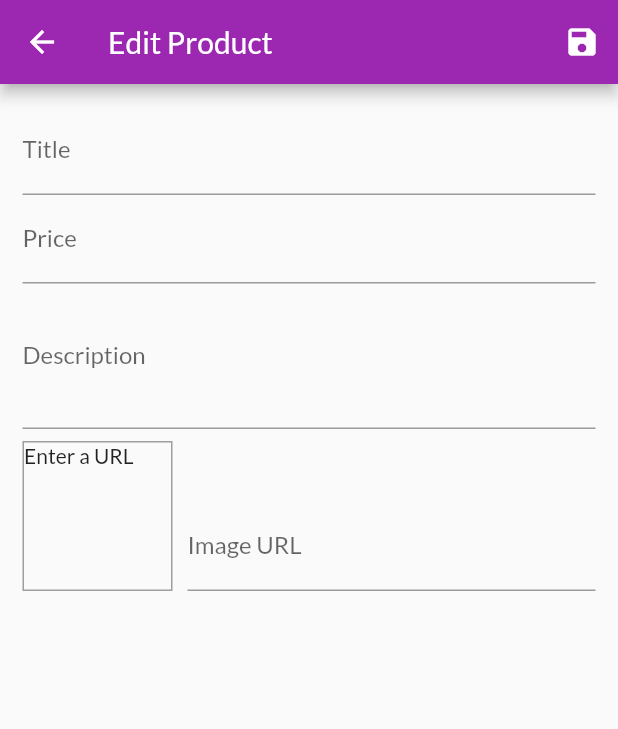
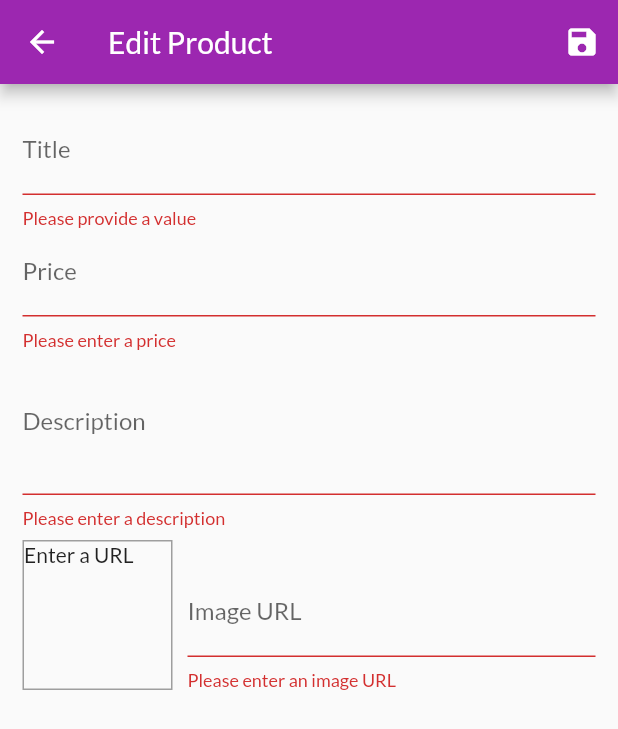
Before and after one commit to emmanueletti/flutter_shop_app, a Flutter app: the EditProductScreen screen opened by its route, after a tap on the "save" icon, on a phone screen of 412 x 824 dp. Shown: the top 729 px of the screen. Run offline on Flutter 3.47's test engine with Material 2 defaults, Android fonts, the phone set to English and light mode, and no system bars; network calls fail.

Commit message:
able to edit existing products

```diff
--- a/lib/screens/edit_product_screen.dart
+++ b/lib/screens/edit_product_screen.dart
@@ -1,5 +1,7 @@
 import 'package:flutter/material.dart';
+import 'package:provider/provider.dart';
 import '../providers/product.dart';
+import '../providers/products_provider.dart';
 
 class EditProductScreen extends StatefulWidget {
   const EditProductScreen({Key key}) : super(key: key);
@@ -21,8 +23,51 @@ class _EditProductScreenState extends State<EditProductScreen> {
   // inside the widget
   final _form = GlobalKey<FormState>();
 
-  var _editedProduct =
-      Product(id: null, title: '', description: '', price: 0, imageUrl: '');
+  var _editedProduct = Product(
+    id: null,
+    title: '',
+    description: '',
+    price: 0,
+    imageUrl: '',
+    isFavourite: false,
+  );
+
+  var _initValues = {
+    'title': '',
+    'description': '',
+    'price': '',
+    'imageUrl': ''
+  };
+
+  var _isInit = false;
+
+  // Remember cannot access context in initS so using didChangeDependecies as
+  // it exists after context is built and ready BUT before the build method is run.
+  // Using a initflag to make sure that widget is not overly rebuilt everytime
+  // dependecies change
+  @override
+  void didChangeDependencies() {
+    super.didChangeDependencies();
+    if (!_isInit) {
+      // If productId is true, then
+      final productId = ModalRoute.of(context).settings.arguments as String;
+      if (productId != null) {
+        final product = Provider.of<ProductsProvider>(context, listen: false)
+            .findById(productId);
+        _editedProduct = product;
+        _initValues = {
+          'title': _editedProduct.title,
+          'description': _editedProduct.description,
+          // Textinputs only work with strings, so need to convert price to string
+          'price': _editedProduct.price.toString(),
+          // can't use controllers and initial values - have to pick one
+          'imageUrl': '',
+        };
+        _imageUrlController.text = _editedProduct.imageUrl;
+      }
+    }
+    _isInit = true;
+  }
 
   @override
   void dispose() {
@@ -34,7 +79,25 @@ class _EditProductScreenState extends State<EditProductScreen> {
   }
 
   void _saveForm() {
+    // triggers all the the form fields validate callbacks
+    final isValid = _form.currentState.validate();
+    if (!isValid) return;
+
+    // triggers all the the form fields save callbacks
     _form.currentState.save();
+
+    // Again, listen is false b/c not interested in updates in this widget -
+    // only wanting to dispatch an action
+    final products = Provider.of<ProductsProvider>(context, listen: false);
+
+    var productAlreadyHasId = _editedProduct.id != null;
+
+    if (productAlreadyHasId) {
+      products.updateProduct(_editedProduct);
+    } else {
+      products.addProduct(_editedProduct);
+    }
+    Navigator.pop(context);
   }
 
   @override
@@ -65,52 +128,95 @@ class _EditProductScreenState extends State<EditProductScreen> {
             child: Column(
               children: [
                 TextFormField(
+                  initialValue: _initValues['title'],
                   decoration: InputDecoration(labelText: 'Title'),
                   textInputAction: TextInputAction.next,
                   // When the "enter" button is pressed
                   onFieldSubmitted: (_) {
                     FocusScope.of(context).requestFocus(_priceFocusNode);
                   },
+                  // A return of null means input passes validation
+                  // A return of String means input does not pass and String will
+                  // be automatically served as validation error message.
+                  // But can manually config error message and style in textformfields
+                  // InputDecoration
+                  validator: (valueUserEntered) {
+                    if (valueUserEntered.isEmpty) {
+                      return 'Please provide a value';
+                    }
+                    return null;
+                  },
                   // Every input has its own onsaved method. Here we tell the
                   // method to over write just the property it collects input for
-                  onSaved: (value) {
+                  onSaved: (valueUserEntered) {
                     _editedProduct = Product(
                       id: _editedProduct.id,
-                        title: value,
+                      title: valueUserEntered,
                       description: _editedProduct.description,
                       price: _editedProduct.price,
-                        imageUrl: _editedProduct.imageUrl);
+                      imageUrl: _editedProduct.imageUrl,
+                      isFavourite: _editedProduct.isFavourite,
+                    );
                   },
                 ),
                 TextFormField(
+                  initialValue: _initValues['price'],
                   decoration: InputDecoration(labelText: 'Price'),
                   textInputAction: TextInputAction.next,
                   keyboardType: TextInputType.number,
                   focusNode: _priceFocusNode,
+                  validator: (valueUserEntered) {
+                    if (valueUserEntered.isEmpty) {
+                      return 'Please enter a price';
+                    }
+                    // tryParse doesn't throw an error if value can't be
+                    // parsed into a number. Will instead silently return null
+                    if (double.tryParse(valueUserEntered) == null) {
+                      return 'Please enter a number';
+                    }
+                    if (double.parse(valueUserEntered) <= 0) {
+                      return 'Please enter a number greater than 0';
+                    }
+                    return null;
+                  },
                   onFieldSubmitted: (_) {
                     FocusScope.of(context).requestFocus(_descriptionFocusNode);
                   },
-                  onSaved: (value) {
+                  onSaved: (valueUserEntered) {
                     _editedProduct = Product(
                       id: _editedProduct.id,
                       title: _editedProduct.title,
                       description: _editedProduct.description,
-                        price: double.parse(value),
-                        imageUrl: _editedProduct.imageUrl);
+                      price: double.parse(valueUserEntered),
+                      imageUrl: _editedProduct.imageUrl,
+                      isFavourite: _editedProduct.isFavourite,
+                    );
                   },
                 ),
                 TextFormField(
+                  initialValue: _initValues['description'],
                   decoration: InputDecoration(labelText: 'Description'),
                   maxLines: 3,
                   keyboardType: TextInputType.multiline,
                   focusNode: _descriptionFocusNode,
-                  onSaved: (value) {
+                  validator: (valueUserEntered) {
+                    if (valueUserEntered.isEmpty) {
+                      return 'Please enter a description';
+                    }
+                    if (valueUserEntered.length < 10) {
+                      return 'Please make description longer than 10 characters';
+                    }
+                    return null;
+                  },
+                  onSaved: (valueUserEntered) {
                     _editedProduct = Product(
                       id: _editedProduct.id,
                       title: _editedProduct.title,
-                        description: value,
+                      description: valueUserEntered,
                       price: _editedProduct.price,
-                        imageUrl: _editedProduct.imageUrl);
+                      imageUrl: _editedProduct.imageUrl,
+                      isFavourite: _editedProduct.isFavourite,
+                    );
                   },
                 ),
                 Row(
@@ -144,18 +250,38 @@ class _EditProductScreenState extends State<EditProductScreen> {
                         // form value
                         controller: _imageUrlController,
                         focusNode: _imageUrlFocusNode,
+                        validator: (valueUserEntered) {
+                          // TODO: Should also add these validations to the preview image
+                          // imageUrlConroller to prevent an error
+                          if (valueUserEntered.isEmpty) {
+                            return 'Please enter an image URL';
+                          }
+                          if (!valueUserEntered.startsWith('http') &&
+                              !valueUserEntered.startsWith('https')) {
+                            return 'Please enter a valid URL';
+                          }
+                          if (!valueUserEntered.endsWith('.png') &&
+                              !valueUserEntered.endsWith('.jpg') &&
+                              !valueUserEntered.endsWith('.jpeg')) {
+                            return 'Please enter a URL for an image';
+                          }
+                          // Can beef this up with complex RegEx
+                          return null;
+                        },
                         // force a setstate re-render when user leaves the
                         // text input
                         onEditingComplete: () {
                           setState(() {});
                         },
-                        onSaved: (value) {
+                        onSaved: (valueUserEntered) {
                           _editedProduct = Product(
                             id: _editedProduct.id,
                             title: _editedProduct.title,
                             description: _editedProduct.description,
                             price: _editedProduct.price,
-                              imageUrl: value);
+                            imageUrl: valueUserEntered,
+                            isFavourite: _editedProduct.isFavourite,
+                          );
                         },
 
                         // Since this input is the last - making a decision to
--- a/lib/screens/user_products_screen.dart
+++ b/lib/screens/user_products_screen.dart
@@ -4,6 +4,7 @@ import 'package:provider/provider.dart';
 import '../providers/products_provider.dart';
 import '../widgets/app_drawer.dart';
 import '../widgets/user_product_item.dart';
+import 'edit_product_screen.dart';
 
 class UserProductsScreen extends StatelessWidget {
   const UserProductsScreen({Key key}) : super(key: key);
@@ -20,7 +21,7 @@ class UserProductsScreen extends StatelessWidget {
         actions: [
           IconButton(
               onPressed: () {
-                // ...
+                Navigator.pushNamed(context, EditProductScreen.routeName);
               },
               icon: Icon(Icons.add))
         ],
@@ -34,6 +35,7 @@ class UserProductsScreen extends StatelessWidget {
             return Column(
               children: [
                 UserProductItem(
+                  id: productsData.items[index].id,
                   title: productsData.items[index].title,
                   imageUrl: productsData.items[index].imageUrl,
                 ),
--- a/lib/widgets/user_product_item.dart
+++ b/lib/widgets/user_product_item.dart
@@ -4,9 +4,11 @@ import 'package:flutter_shop_app/screens/edit_product_screen.dart';
 class UserProductItem extends StatelessWidget {
   const UserProductItem({
     Key key,
+    @required this.id,
     @required this.title,
     @required this.imageUrl,
   }) : super(key: key);
+  final String id;
   final String title;
   final String imageUrl;
   @override
@@ -20,7 +22,8 @@ class UserProductItem extends StatelessWidget {
           children: [
             IconButton(
               onPressed: () {
-                Navigator.pushNamed(context, EditProductScreen.routeName);
+                Navigator.pushNamed(context, EditProductScreen.routeName,
+                    arguments: id);
               },
               icon: Icon(Icons.edit),
               color: Theme.of(context).errorColor,
```
Also changed, not shown: lib/providers/products_provider.dart (+19 -0 lines). Lines whose indentation alone changed are shown as unchanged.
